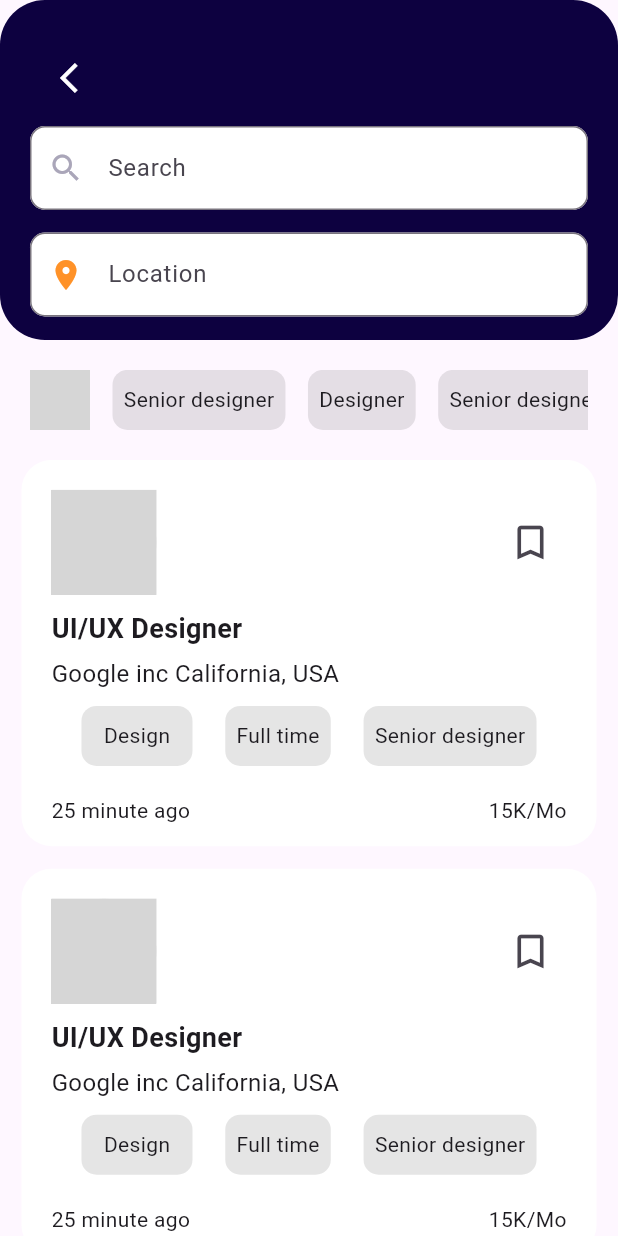
After one commit to muslimboy005/top_jobs, a Flutter app: the SearchScreen screen opened directly, on a phone screen of 412 x 824 dp. The commit adds this screen. Run offline on Flutter 3.47's test engine with Material 3 defaults, Android fonts, the phone set to English and light mode, and no system bars; our stand-ins replace flutter_svg; grey boxes are pictures that could not be loaded.

Commit message:
search skreen

```diff
--- a/lib/utils/app_images.dart
+++ b/lib/utils/app_images.dart
@@ -13,6 +13,7 @@ class AppImages {
   static const youDontHave =
       "assets/svgs/You don't have an account yet_ Sign up.svg";
   static const iconEye = "assets/svgs/Icon eye.svg";
+
   static const explore = "assets/svgs/Explore all the most .svg";
   static const job = "assets/svgs/Job.svg";
   static const exploreAll = "assets/svgs/Explore all.svg";
@@ -36,8 +37,12 @@ class AppImages {
   static const undrawMessage2 =
       "assets/svgs/undraw_message_sent_re_q2kl 1 (1).svg";
   static const continue2 = "assets/svgs/Continue.svg";
+  static const successfullyScreen = "assets/svgs/Successfully.svg";
+  static const icon_filter = "assets/svgs/Icon filter.svg";
+  static const arrow_back_icon = "assets/svgs/Ba.svg";
 
-  static const successfullyScreen = "assets/svgs/Successfully.svg";
+  static const google_1 = "assets/svgs/google_1.svg";
+
 
   // img
   // // // // // //
--- a/lib/view/screens/register_screens/screens/admin_screens/sign_up_admin_screen.dart
+++ b/lib/view/screens/register_screens/screens/admin_screens/sign_up_admin_screen.dart
@@ -254,14 +254,14 @@ class _SigupUserScreenState
                           ],
                         ),
                       ),
-                      SizedBox(height: 70 * h),
+                      SizedBox(height: 50 * h),
                       Column(
                         spacing: 5,
                         children: [
                           InkWell(
                             borderRadius:
                                 BorderRadius.circular(20),
-                            onTap: () {
+                            onTap: () async{
                               if (formKey.currentState!
                                   .validate()) {
                                 widget
@@ -274,6 +274,7 @@ class _SigupUserScreenState
                                           _registerPasswordController
                                               .text,
                                     );
+                                    await widget.adminRegisterController.saveRegisterData(email: _registerEmailController.text, password: _registerPasswordController.text);
                                 Navigator.pushReplacement(
                                   context,
                                   MaterialPageRoute(
--- /dev/null
+++ b/lib/view/screens/search_screen.dart
@@ -0,0 +1,184 @@
+import 'package:flutter/material.dart';
+import 'package:flutter_svg/flutter_svg.dart';
+import 'package:top_jobs/model/admins/job_model.dart';
+import 'package:top_jobs/utils/app_images.dart';
+import 'package:top_jobs/utils/screen_size_utils.dart';
+import 'package:top_jobs/view/widget/containers_widget.dart';
+import 'package:top_jobs/view/widget/designer_info.dart';
+
+class SearchScreen extends StatefulWidget {
+
+   SearchScreen({super.key});
+
+  @override
+  State<SearchScreen> createState() => _SearchScreenState();
+}
+
+class _SearchScreenState extends State<SearchScreen> {
+  List<JobModel> jobs = [];
+  @override
+  void initState() {
+    super.initState();
+
+  }
+
+
+  @override
+  Widget build(BuildContext context) {
+    double w = ScreenSize.widthFactor(context);
+    double h = ScreenSize.heightFactor(context);
+    return Scaffold(
+      body: Column(
+        children: [
+          Container(
+            width: 375 * w,
+            height: 220 * h,
+            decoration: BoxDecoration(
+              borderRadius: BorderRadius.circular(30),
+              color: Color(0xff0D0140),
+            ),
+            child: Padding(
+              padding: const EdgeInsets.only(left: 20.0, top: 20, right: 20),
+              child: Column(
+                crossAxisAlignment: CrossAxisAlignment.start,
+                children: [
+                  IconButton(
+                    onPressed: () {},
+                    icon: IconButton(
+                      onPressed: () {},
+                      icon: Icon(Icons.arrow_back_ios, color: Colors.white),
+                    ),
+                  ),
+                  Container(
+                    decoration: BoxDecoration(
+                      color: Colors.white,
+                      borderRadius: BorderRadius.circular(10),
+                    ),
+                    child: TextFormField(
+                      decoration: InputDecoration(
+                        hintText: "Search",
+                        prefixIcon: IconButton(
+                          onPressed: () {},
+                          icon: Icon(Icons.search, color: Color(0xffAAA6B9)),
+                        ),
+
+                        border: OutlineInputBorder(
+                          borderRadius: BorderRadius.circular(10),
+                        ),
+                      ),
+                    ),
+                  ),
+                  SizedBox(height: 15),
+                  Container(
+                    decoration: BoxDecoration(
+                      color: Colors.white,
+                      borderRadius: BorderRadius.circular(10),
+                    ),
+                    child: TextFormField(
+                      decoration: InputDecoration(
+                        hintText: "Location",
+
+                        prefixIcon: Icon(
+                          Icons.location_on_sharp,
+                          color: Color(0xffFF9228),
+                        ),
+                        border: OutlineInputBorder(
+                          borderRadius: BorderRadius.circular(10),
+                        ),
+                      ),
+                    ),
+                  ),
+                ],
+              ),
+            ),
+          ),
+          SizedBox(height: 20),
+          Padding(
+            padding: EdgeInsets.only(left: 20, right: 20, bottom: 20),
+            child: SingleChildScrollView(
+              scrollDirection: Axis.horizontal,
+              child: Row(
+                spacing: 15,
+                children: [
+                  Container(
+                    width: 40,
+                    height: 40,
+                    decoration: BoxDecoration(
+                      borderRadius: BorderRadius.circular(10),
+                      color: Color(0xff130160),
+                    ),
+                    child: InkWell(
+                      onTap: () {},
+                      borderRadius: BorderRadius.circular(20),
+                      child: Column(
+                        mainAxisAlignment: MainAxisAlignment.center,
+                        children: [SvgPicture.asset(AppImages.icon_filter)],
+                      ),
+                    ),
+                  ),
+                  ContainersWidget(
+                    nextPage: SearchScreen(),
+                    title: "Senior designer",
+                  ),
+                  ContainersWidget(nextPage: SearchScreen(), title: "Designer"),
+                  ContainersWidget(
+                    nextPage: SearchScreen(),
+                    title: "Senior designer",
+                  ),
+                  ContainersWidget(nextPage: SearchScreen(), title: "Designer"),
+                  ContainersWidget(
+                    nextPage: SearchScreen(),
+                    title: "Senior designer",
+                  ),
+                  ContainersWidget(nextPage: SearchScreen(), title: "Designer"),
+                ],
+              ),
+            ),
+          ),
+          Expanded(
+            child: ListView.builder(
+              itemCount: 1,
+              itemBuilder: (context, index) {
+                return Column(
+                  spacing: 15,
+                  children: [
+                    DesignerInfo(
+                      date: "25 minute ago",
+                      icon: AppImages.google_1,
+                      money: "15K/Mo",
+                      subTitle: "Google inc California, USA",
+                      title1: "Design",
+                      title2: "Full time",
+                      title3: "Senior designer",
+                      title: "UI/UX Designer",
+                    ),
+                    DesignerInfo(
+                      date: "25 minute ago",
+                      icon: AppImages.google_1,
+                      money: "15K/Mo",
+                      subTitle: "Google inc California, USA",
+                      title1: "Design",
+                      title2: "Full time",
+                      title3: "Senior designer",
+                      title: "UI/UX Designer",
+                    ),
+                    DesignerInfo(
+                      date: "25 minute ago",
+                      icon: AppImages.google_1,
+                      money: "15K/Mo",
+                      subTitle: "Google inc California, USA",
+                      title1: "Design",
+                      title2: "Full time",
+                      title3: "Senior designer",
+                      title: "UI/UX Designer",
+                    ),
+                  ],
+                );
+              },
+            ),
+          ),
+        ],
+      ),
+    );
+  }
+}
--- /dev/null
+++ b/lib/view/widget/containers_widget.dart
@@ -0,0 +1,41 @@
+import 'package:flutter/material.dart';
+
+class ContainersWidget extends StatefulWidget {
+  final nextPage;
+  final title;
+
+  const ContainersWidget({
+    super.key,
+
+    this.nextPage,
+    required this.title,
+  });
+
+  @override
+  State<ContainersWidget> createState() => _ContainersWidgetState();
+}
+
+class _ContainersWidgetState extends State<ContainersWidget> {
+  @override
+  Widget build(BuildContext context) {
+    return InkWell(
+      borderRadius: BorderRadius.circular(10),
+      onTap: () {
+        if(widget.nextPage !=null) {
+          Navigator.push(context, MaterialPageRoute(builder: (ctx) => widget.nextPage));
+        }
+      },
+      child: Container(
+        height: 40,
+        decoration: BoxDecoration(
+          color: Colors.black.withOpacity(0.1),
+          borderRadius: BorderRadius.circular(10),
+        ),
+        child: Column(
+          mainAxisAlignment: MainAxisAlignment.center,
+          children: [Text("  ${widget.title}  ")],
+        ),
+      ),
+    );
+  }
+}
--- /dev/null
+++ b/lib/view/widget/designer_info.dart
@@ -0,0 +1,99 @@
+import 'package:flutter/material.dart';
+import 'package:flutter_svg/svg.dart';
+import 'package:top_jobs/utils/screen_size_utils.dart';
+import 'package:top_jobs/view/widget/containers_widget.dart';
+
+class DesignerInfo extends StatefulWidget {
+  final icon;
+  final String title;
+  final String subTitle;
+  final String title1;
+  final String title2;
+  final String title3;
+  final String date;
+  final String money;
+
+  DesignerInfo({
+    super.key,
+    required this.date,
+    required this.icon,
+    required this.money,
+    required this.subTitle,
+    required this.title1,
+    required this.title2,
+    required this.title3,
+    required this.title,
+  });
+
+  @override
+  State<DesignerInfo> createState() => _DesignerInfoState();
+}
+
+class _DesignerInfoState extends State<DesignerInfo> {
+
+  @override
+  Widget build(BuildContext context) {
+    final double w = ScreenSize.widthFactor(context);
+    final double h = ScreenSize.heightFactor(context);
+    return Container(
+      width: 335 * w,
+      height: 250 * h,
+      decoration: BoxDecoration(
+        borderRadius: BorderRadius.circular(20),
+        color: Colors.white,
+      ),
+
+      child: Padding(
+        padding: const EdgeInsets.all(20.0),
+        child: Column(
+          crossAxisAlignment: CrossAxisAlignment.start,
+          children: [
+            Row(
+              mainAxisAlignment: MainAxisAlignment.spaceBetween,
+              children: [
+                CircleAvatar(
+                  radius: 35,
+                  backgroundColor: Colors.black.withOpacity(0.1),
+                  child: Center(child: SvgPicture.asset(widget.icon)),
+                ),
+                IconButton(
+                  onPressed: () {},
+                  icon: Icon(Icons.bookmark_border, size: 30),
+                ),
+              ],
+            ),
+            SizedBox(height: 10),
+            Column(
+              crossAxisAlignment: CrossAxisAlignment.start,
+
+              children: [
+                Text(
+                  widget.title,
+                  style: TextStyle(fontWeight: FontWeight.bold, fontSize: 18),
+                ),
+                SizedBox(height: 5),
+                Text(widget.subTitle, style: TextStyle(fontSize: 16)),
+              ],
+            ),
+            Padding(
+              padding: const EdgeInsets.only(right: 20.0, top: 10, left: 20),
+              child: Row(
+                mainAxisAlignment: MainAxisAlignment.spaceBetween,
+                children: [
+                  ContainersWidget(title: "  ${widget.title1}  "),
+                  ContainersWidget(title: widget.title2),
+                  ContainersWidget(title: widget.title3),
+                ],
+              ),
+            ),
+            SizedBox(height: 20),
+            Row(
+              mainAxisAlignment: MainAxisAlignment.spaceBetween,
+              children: [Text(widget.date), Text(widget.money)],
+            ),
+          ],
+        ),
+      ),
+    );
+  }
+}
```
Also changed, not shown: lib/datasource/local_datasource/userLocal.dart (added).
